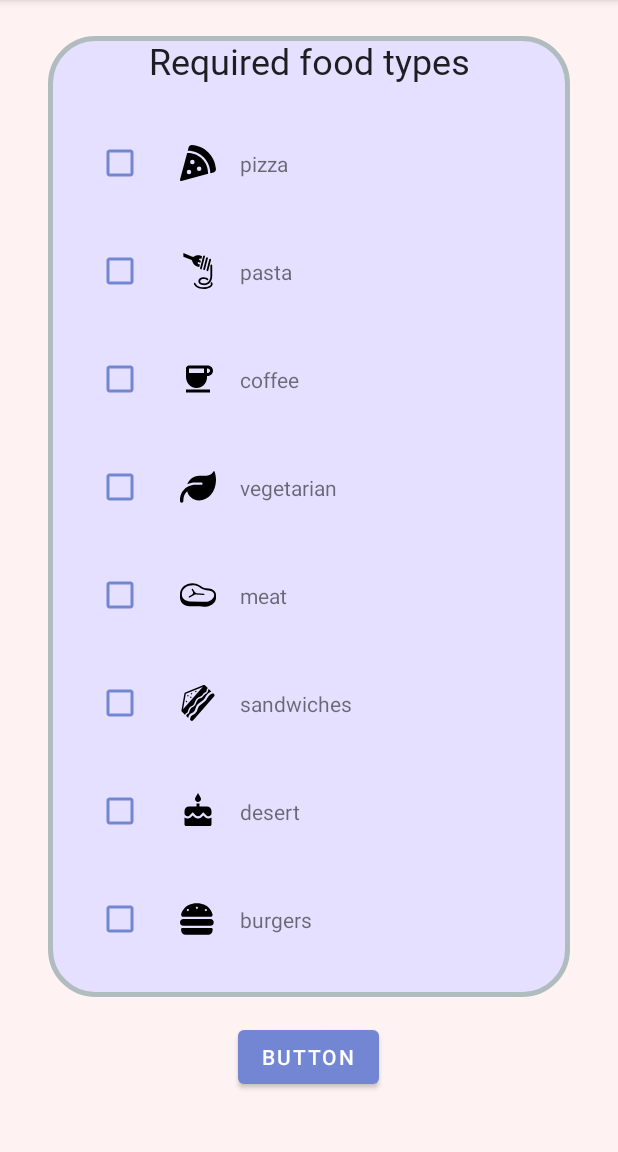
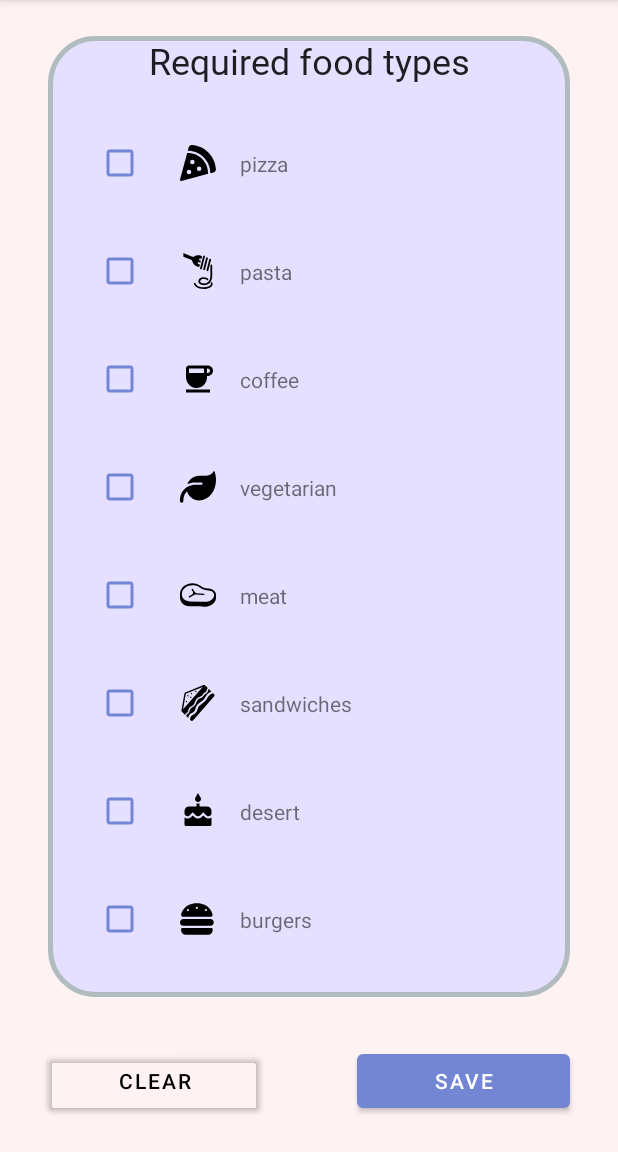
Before and after one commit to wayne1512/cis2208-foodnow, an Android app: the screen it shows after launch (FiltersActivity), after a tap on "Filter", on a phone screen of 412 x 824 dp, the part 84-1236 px from its top. Run offline under Robolectric (Android 15) with nearby library versions, the light colour scheme and no system bars; our stand-ins replace navigation-ui; 2 statements that could not run were skipped; 1 other tap on this screen came first.

Commit message:
filter polish

```diff
--- a/app/src/main/java/com/example/foodnow/FiltersActivity.java
+++ b/app/src/main/java/com/example/foodnow/FiltersActivity.java
@@ -23,6 +23,17 @@ public class FiltersActivity extends AppCompatActivity {
     protected void onCreate(Bundle savedInstanceState) {
         super.onCreate(savedInstanceState);
         setContentView(R.layout.activity_filters);
+
+
+        Intent intent = getIntent();
+        Filter filter = (Filter) intent.getSerializableExtra("filter");
+        if (filter != null){
+            if (filter.requiredFoodTypes != null)
+                requiredFoodTypes = filter.requiredFoodTypes;
+            else
+                requiredFoodTypes = new HashSet<>();
+        }
+
 
         RecyclerView recyclerView = findViewById(R.id.filter_foodtype_list);
         //get the list of foodtypes and pass them to the recycler view
--- a/app/src/main/java/com/example/foodnow/MainActivity.java
+++ b/app/src/main/java/com/example/foodnow/MainActivity.java
@@ -2,11 +2,13 @@ package com.example.foodnow;
 
 import android.app.Activity;
 import android.content.Intent;
+import android.graphics.drawable.Drawable;
 import android.os.Bundle;
 import android.util.Log;
 import android.view.Menu;
 import android.view.MenuInflater;
 import android.view.MenuItem;
+import android.view.View;
 import android.widget.SearchView;
 
 import com.google.android.material.bottomnavigation.BottomNavigationView;
@@ -34,6 +36,9 @@ public class MainActivity extends AppCompatActivity {
     MutableLiveData<String> searchString = new MutableLiveData<>("");
 
     MainActivityViewModel vm;
+
+
+    MenuItem menuFilterButton;
 
     @Override
     protected void onCreate(Bundle savedInstanceState) {
@@ -68,7 +73,6 @@ public class MainActivity extends AppCompatActivity {
         SearchView searchView = (SearchView) searchViewItem.getActionView();
 
 
-
         searchView.setOnQueryTextListener(new SearchView.OnQueryTextListener() {
             // Override onQueryTextSubmit method which is call when submit query is searched
             @Override
@@ -94,8 +98,24 @@ public class MainActivity extends AppCompatActivity {
             }
         });
 
+        menuFilterButton = menu.findItem(R.id.filterButton);
+        updateFilterButton();
+
+
 
         return super.onCreateOptionsMenu(menu);
+    }
+
+    private void updateFilterButton () {
+
+        int iconResource;
+
+        if (vm.getFilter()!=null && !vm.getFilter().requiredFoodTypes.isEmpty())
+            iconResource = R.drawable.ic_filter_icon_activated_24dp;
+        else
+            iconResource = R.drawable.ic_filter_icon_24dp;
+
+        menuFilterButton.setIcon(iconResource);
     }
 
     @Override
@@ -105,6 +125,7 @@ public class MainActivity extends AppCompatActivity {
 
             //open filters
             Intent intent = new Intent(this, FiltersActivity.class);
+            intent.putExtra("filter",vm.getFilter());
             filterActivityResultLauncher.launch(intent);
             return true;
         }
@@ -122,6 +143,7 @@ public class MainActivity extends AppCompatActivity {
                         Intent data = result.getData();
                         Filter f = (Filter) data.getSerializableExtra("filter");
                         vm.setFilter(f);
+                        updateFilterButton();
                     }
                 }
             });
--- a/app/src/main/java/com/example/foodnow/ui/FilterFoodTypeItemCardAdapter.java
+++ b/app/src/main/java/com/example/foodnow/ui/FilterFoodTypeItemCardAdapter.java
@@ -52,6 +52,8 @@ public class FilterFoodTypeItemCardAdapter extends RecyclerView.Adapter<FilterFo
 
             TextView textView = holder.textView;
             textView.setText(item);
+
+            holder.requiredSwitch.setChecked(requiredFoodTypes.contains(item));
         }
 
     @Override
--- /dev/null
+++ b/app/src/main/res/drawable/ic_filter_icon_activated_24dp.xml
@@ -0,0 +1,5 @@
+<vector android:height="24dp" android:tint="#FFD700"
+    android:viewportHeight="24" android:viewportWidth="24"
+    android:width="24dp" xmlns:android="http://schemas.android.com/apk/res/android">
+    <path android:fillColor="@android:color/white" android:pathData="M10,18h4v-2h-4v2zM3,6v2h18L21,6L3,6zM6,13h12v-2L6,11v2z"/>
+</vector>
--- a/app/src/main/res/layout/activity_filters.xml
+++ b/app/src/main/res/layout/activity_filters.xml
@@ -5,10 +5,11 @@
     xmlns:android="http://schemas.android.com/apk/res/android"
     xmlns:app="http://schemas.android.com/apk/res-auto"
     xmlns:tools="http://schemas.android.com/tools" >
+
     <androidx.constraintlayout.widget.ConstraintLayout
         android:id="@+id/container"
         android:layout_width="match_parent"
-    android:layout_height="match_parent"
+        android:layout_height="wrap_content"
         tools:context=".FiltersActivity">
 
         <LinearLayout
@@ -44,17 +45,34 @@
             </androidx.recyclerview.widget.RecyclerView>
         </LinearLayout>
 
+        <LinearLayout
+            android:layout_width="match_parent"
+            android:layout_height="wrap_content"
+            android:layout_marginTop="32dp"
+            android:orientation="horizontal"
+            app:layout_constraintEnd_toEndOf="parent"
+            app:layout_constraintStart_toStartOf="parent"
+            app:layout_constraintTop_toBottomOf="@+id/linearLayout">
+
+            <Button
+                android:id="@+id/filter_clear_button"
+                android:layout_width="wrap_content"
+                android:layout_height="wrap_content"
+                android:layout_marginHorizontal="32dp"
+                android:layout_weight="1"
+                android:backgroundTint="#007285D2"
+                android:text="@string/clear"
+                android:textColor="#000000"
+                app:strokeColor="#7285D2" />
+
             <Button
                 android:id="@+id/filter_submit_button"
                 android:layout_width="wrap_content"
                 android:layout_height="wrap_content"
-        android:layout_marginStart="32dp"
-        android:layout_marginTop="16dp"
-        android:layout_marginEnd="32dp"
-        android:text="Button"
-        app:layout_constraintEnd_toEndOf="parent"
-        app:layout_constraintHorizontal_bias="0.498"
-        app:layout_constraintStart_toStartOf="parent"
-        app:layout_constraintTop_toBottomOf="@+id/linearLayout" />
+                android:layout_marginHorizontal="32dp"
+                android:layout_weight="1"
+                android:text="@string/save" />
+        </LinearLayout>
+
     </androidx.constraintlayout.widget.ConstraintLayout>
 </ScrollView>
--- a/app/src/main/res/values/strings.xml
+++ b/app/src/main/res/values/strings.xml
@@ -12,4 +12,6 @@
     <string name="search">Search</string>
     <string name="Filter">Filter</string>
     <string name="required_food_types">Required food types</string>
+    <string name="clear">Clear</string>
+    <string name="save">save</string>
 </resources>
```
Lines whose indentation alone changed are shown as unchanged.
